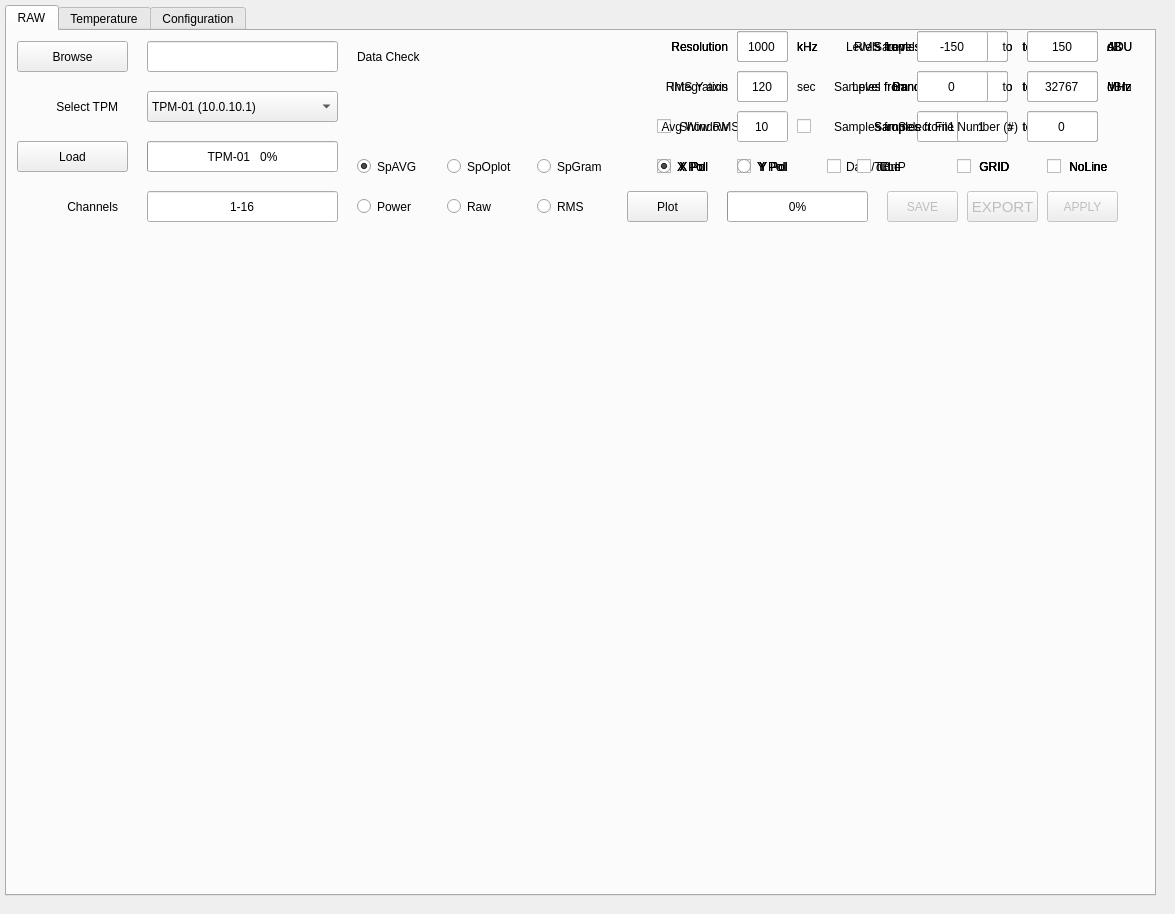
The window that skalab_playback.ui (amattana/skalab) describes before a commit, drawn with Qt 5.
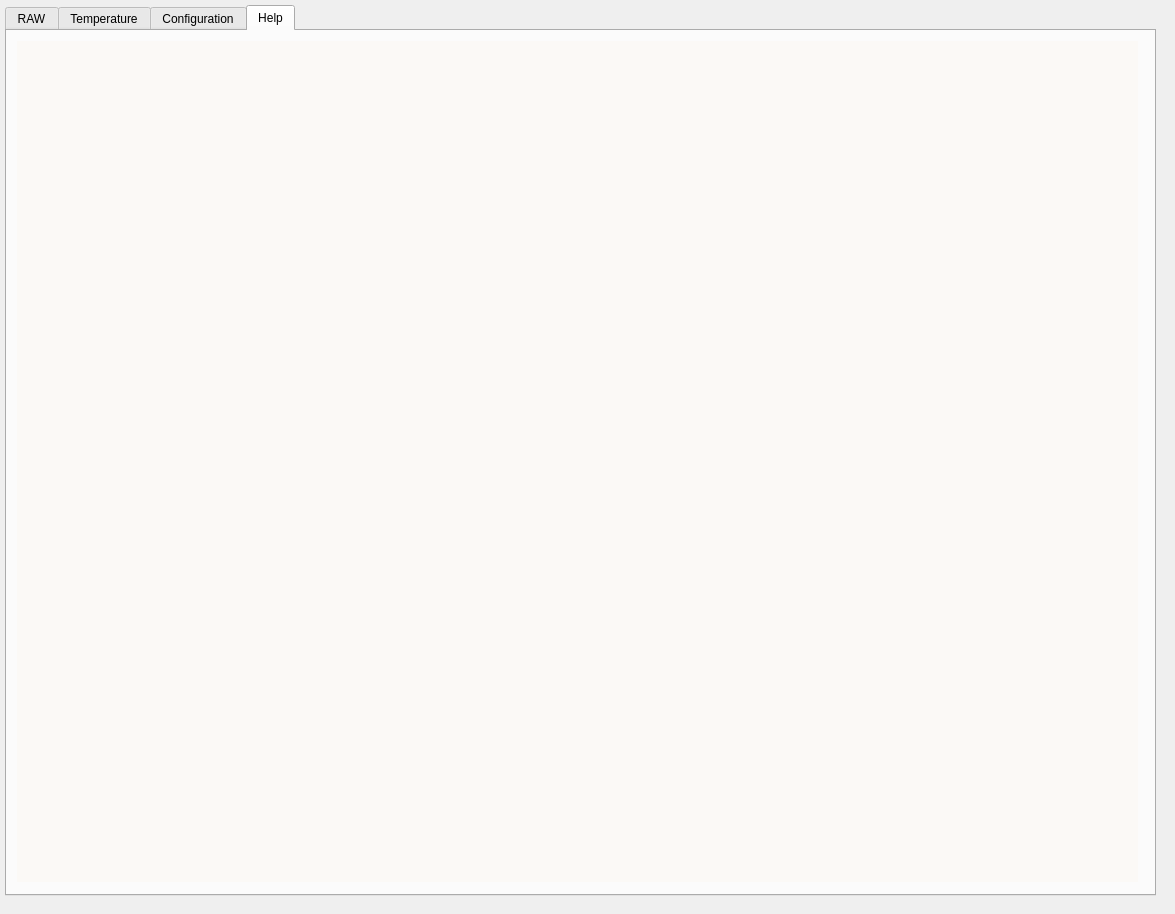
The same window after the commit. The open tabs and pages were chosen to show the change.

Patch:
```diff
--- a/skalab_playback.ui
+++ b/skalab_playback.ui
@@ -2496,6 +2496,37 @@
      </property>
     </widget>
    </widget>
+   <widget class="QWidget" name="tabHelp">
+    <attribute name="title">
+     <string>Help</string>
+    </attribute>
+    <widget class="QTextEdit" name="Help_Playback">
+     <property name="geometry">
+      <rect>
+       <x>10</x>
+       <y>10</y>
+       <width>1121</width>
+       <height>841</height>
+      </rect>
+     </property>
+     <property name="autoFillBackground">
+      <bool>false</bool>
+     </property>
+     <property name="styleSheet">
+      <string notr="true">background-color: rgb(251, 249, 246);</string>
+     </property>
+     <property name="frameShape">
+      <enum>QFrame::NoFrame</enum>
+     </property>
+     <property name="html">
+      <string>&lt;!DOCTYPE HTML PUBLIC &quot;-//W3C//DTD HTML 4.0//EN&quot; &quot;http://www.w3.org/TR/REC-html40/strict.dtd&quot;&gt;
+&lt;html&gt;&lt;head&gt;&lt;meta name=&quot;qrichtext&quot; content=&quot;1&quot; /&gt;&lt;style type=&quot;text/css&quot;&gt;
+p, li { white-space: pre-wrap; }
+&lt;/style&gt;&lt;/head&gt;&lt;body style=&quot; font-family:'Ubuntu'; font-size:11pt; font-weight:400; font-style:normal;&quot;&gt;
+&lt;p style=&quot;-qt-paragraph-type:empty; margin-top:0px; margin-bottom:0px; margin-left:0px; margin-right:0px; -qt-block-indent:0; text-indent:0px;&quot;&gt;&lt;br /&gt;&lt;/p&gt;&lt;/body&gt;&lt;/html&gt;</string>
+     </property>
+    </widget>
+   </widget>
   </widget>
  </widget>
  <resources/>
```
